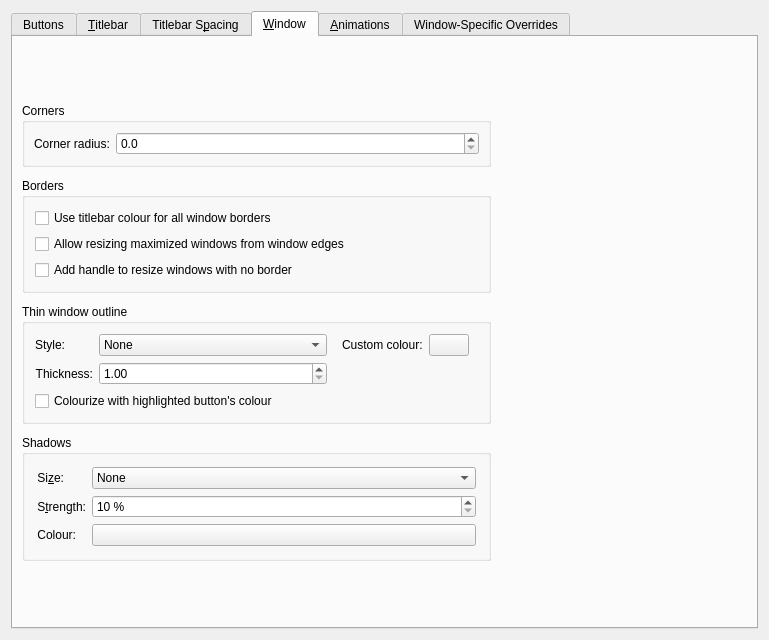
Qt form kdecoration/config/ui/breezeconfigurationui.ui (KDE/breeze) before a commit.
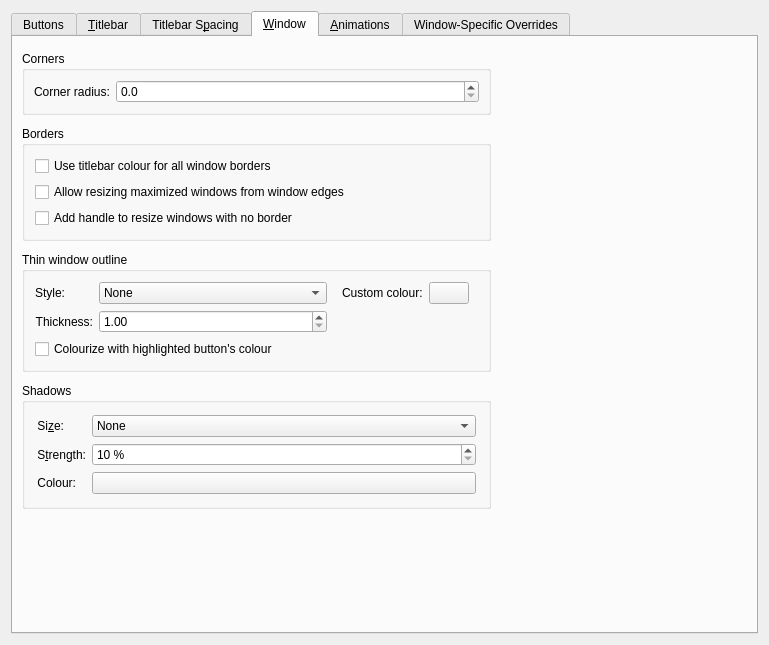
The same form after that commit. The open tabs and pages were chosen to show the change. Icons and pictures are not drawn. Custom widgets are drawn as their Qt base class.

Commit message: Window tab spacing

What changed in the file:
```diff
--- a/kdecoration/config/ui/breezeconfigurationui.ui
+++ b/kdecoration/config/ui/breezeconfigurationui.ui
@@ -7,7 +7,7 @@
     <x>0</x>
     <y>0</y>
     <width>769</width>
-    <height>640</height>
+    <height>645</height>
    </rect>
   </property>
   <property name="sizePolicy">
@@ -1991,12 +1991,12 @@
           <enum>Qt::Vertical</enum>
          </property>
          <property name="sizeType">
-          <enum>QSizePolicy::Expanding</enum>
+          <enum>QSizePolicy::Fixed</enum>
          </property>
          <property name="sizeHint" stdset="0">
           <size>
            <width>20</width>
-           <height>10</height>
+           <height>5</height>
           </size>
          </property>
         </spacer>
@@ -2373,7 +2373,7 @@
           <enum>Qt::Vertical</enum>
          </property>
          <property name="sizeType">
-          <enum>QSizePolicy::Fixed</enum>
+          <enum>QSizePolicy::Preferred</enum>
          </property>
          <property name="sizeHint" stdset="0">
           <size>
```
Left out of the diff: 8 changed lines with no effect on the pictures.
